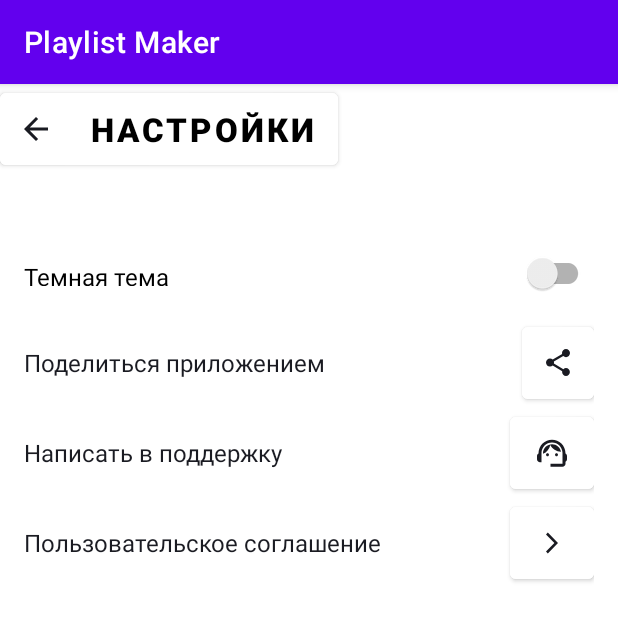
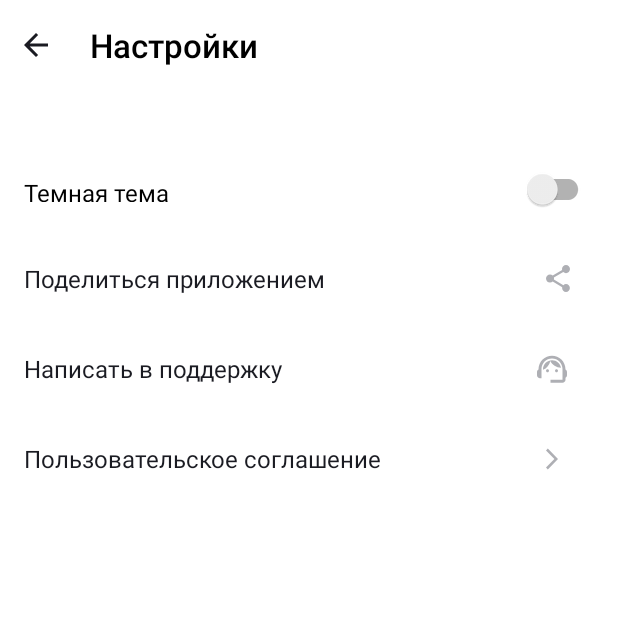
Before and after one commit to PavelRomashin/Playlist, an Android app: the SettingsActivity screen opened directly, with no data from a screen before it, on a phone screen of 412 x 824 dp. Shown: the top 621 px of the screen. Run offline under Robolectric (Android 15) with nearby library versions, the phone set to English and light mode, and no system bars.

Commit message:
Исправление замечаний: 1) Убрана обводка кнопок в меню настроек 2) Убрано дублирующеся название приложения 3) Названия кнопок написаны теперь не заглавными буквами, а согласно макету. 4) Цвет кнопок в меню настроек изменен на серый

```diff
--- a/app/src/main/res/layout/activity_main.xml
+++ b/app/src/main/res/layout/activity_main.xml
@@ -42,15 +42,14 @@
             android:layout_weight="1"
             android:backgroundTint="@color/white"
             android:text="@string/search"
+            android:textAllCaps="false"
             android:textColor="@color/buttonTextColor"
             android:textSize="@dimen/main_text_size"
             app:cornerRadius="@dimen/button_radius"
             app:icon="@drawable/search"
             app:iconGravity="textStart"
             app:iconPadding="@dimen/main_icon_padding"
-            app:iconTint="@color/buttonTextColor"
-
-            />
+            app:iconTint="@color/buttonTextColor" />
 
         <Button
             android:id="@+id/library"
@@ -59,6 +58,7 @@
             android:layout_weight="1"
             android:backgroundTint="@color/white"
             android:text="@string/library"
+            android:textAllCaps="false"
             android:textColor="@color/buttonTextColor"
             android:textSize="@dimen/main_text_size"
             app:cornerRadius="@dimen/button_radius"
@@ -74,6 +74,7 @@
             android:layout_weight="1"
             android:backgroundTint="@color/white"
             android:text="@string/settings"
+            android:textAllCaps="false"
             android:textColor="@color/buttonTextColor"
             android:textSize="@dimen/main_text_size"
             app:cornerRadius="@dimen/button_radius"
@@ -81,5 +82,7 @@
             app:iconGravity="textStart"
             app:iconPadding="@dimen/main_icon_padding"
             app:iconTint="@color/buttonTextColor" />
+
     </LinearLayout>
+
 </LinearLayout>
--- a/app/src/main/res/layout/activity_settings.xml
+++ b/app/src/main/res/layout/activity_settings.xml
@@ -11,14 +11,16 @@
 
 
     <Button
+        style="@style/Widget.AppCompat.Button.Borderless.Colored"
         android:layout_width="wrap_content"
         android:layout_height="@dimen/settings_button_height"
         android:backgroundTint="@color/white"
-        android:minWidth="0dp"
+        android:minWidth="@dimen/no_distance"
         android:text="@string/settings"
+        android:textAllCaps="false"
         android:textColor="@color/black"
         android:textSize="@dimen/main_text_size"
-        android:textStyle="bold"
+        android:textStyle="normal"
         app:icon="@drawable/arrow_back"
         app:iconGravity="start"
         app:iconPadding="28dp"
@@ -55,14 +57,16 @@
                 android:textSize="@dimen/settings_text_size" />
 
             <Button
+
                 android:layout_width="wrap_content"
                 android:layout_height="match_parent"
                 android:layout_gravity="end"
+                android:background="?android:attr/selectableItemBackground"
                 android:backgroundTint="@color/white"
-                android:minWidth="0dp"
+                android:minWidth="@dimen/no_distance"
                 app:icon="@drawable/share"
-                app:iconPadding="0dp"
-                app:iconTint="@color/buttonTextColor" />
+                app:iconPadding="@dimen/no_distance"
+                app:iconTint="@color/settingsIconColor" />
         </FrameLayout>
 
         <FrameLayout
@@ -83,11 +87,12 @@
                 android:layout_width="wrap_content"
                 android:layout_height="match_parent"
                 android:layout_gravity="end"
+                android:background="?android:attr/selectableItemBackground"
                 android:backgroundTint="@color/white"
-                android:minWidth="0dp"
+                android:minWidth="@dimen/no_distance"
                 app:icon="@drawable/support"
-                app:iconPadding="0dp"
-                app:iconTint="@color/buttonTextColor" />
+                app:iconPadding="@dimen/no_distance"
+                app:iconTint="@color/settingsIconColor" />
         </FrameLayout>
 
         <FrameLayout
@@ -108,11 +113,12 @@
                 android:layout_width="wrap_content"
                 android:layout_height="match_parent"
                 android:layout_gravity="end"
+                android:background="?android:attr/selectableItemBackground"
                 android:backgroundTint="@color/white"
-                android:minWidth="0dp"
+                android:minWidth="@dimen/no_distance"
                 app:icon="@drawable/user_agreement"
-                app:iconPadding="0dp"
-                app:iconTint="@color/buttonTextColor" />
+                app:iconPadding="@dimen/no_distance"
+                app:iconTint="@color/settingsIconColor" />
         </FrameLayout>
 
     </LinearLayout>
--- a/app/src/main/res/values/colors.xml
+++ b/app/src/main/res/values/colors.xml
@@ -9,4 +9,5 @@
     <color name="white">#FFFFFFFF</color>
     <color name="backgroundMain">#3772E7</color>
     <color name="buttonTextColor">#1A1B22</color>
+    <color name="settingsIconColor">#AEAFB4</color>
 </resources>
--- a/app/src/main/res/values/dimens.xml
+++ b/app/src/main/res/values/dimens.xml
@@ -5,4 +5,5 @@
     <dimen name="main_text_size">22sp</dimen>
     <dimen name="button_radius">16dp</dimen>
     <dimen name="main_icon_padding">10dp</dimen>
+    <dimen name="no_distance">0dp</dimen>
 </resources>
--- a/app/src/main/res/values/themes.xml
+++ b/app/src/main/res/values/themes.xml
@@ -1,6 +1,6 @@
-<resources xmlns:tools="http://schemas.android.com/tools">
+<resources>
     <!-- Base application theme. -->
-    <style name="Theme.PlaylistMaker" parent="Theme.MaterialComponents.DayNight.DarkActionBar">
+    <style name="Theme.PlaylistMaker" parent="Theme.MaterialComponents.DayNight.NoActionBar">
         <!-- Primary brand color. -->
         <item name="colorPrimary">@color/purple_500</item>
         <item name="colorPrimaryVariant">@color/purple_700</item>
@@ -12,5 +12,6 @@
         <!-- Status bar color. -->
         <item name="android:statusBarColor">?attr/colorPrimaryVariant</item>
         <!-- Customize your theme here. -->
+
     </style>
 </resources>
```
